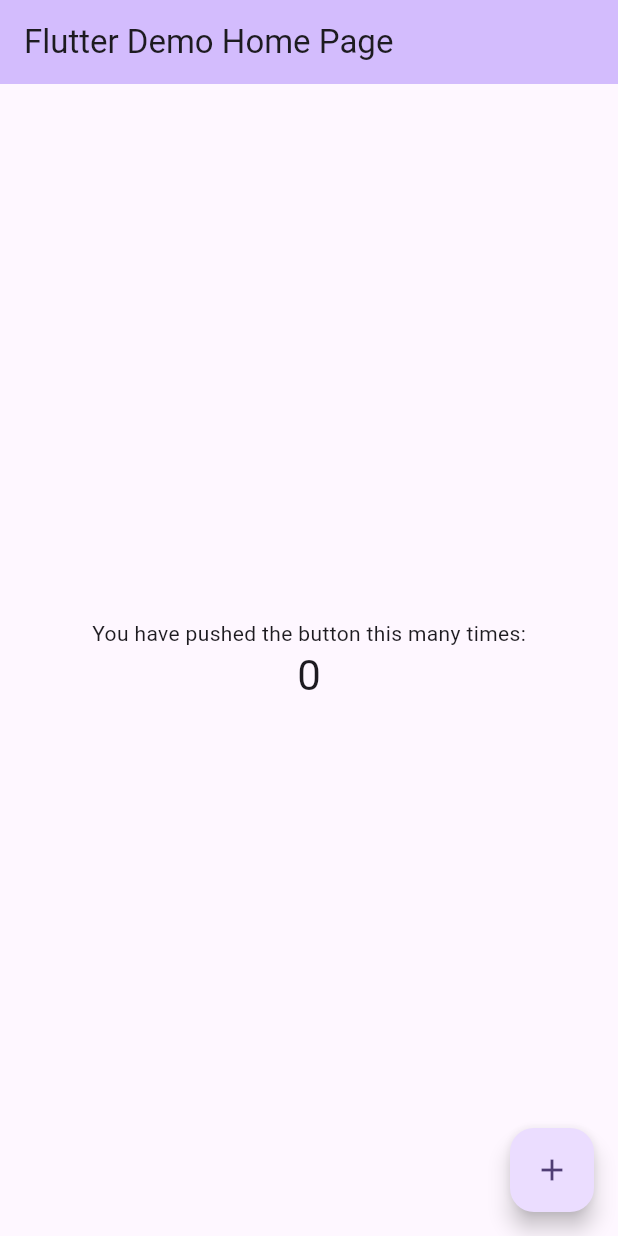
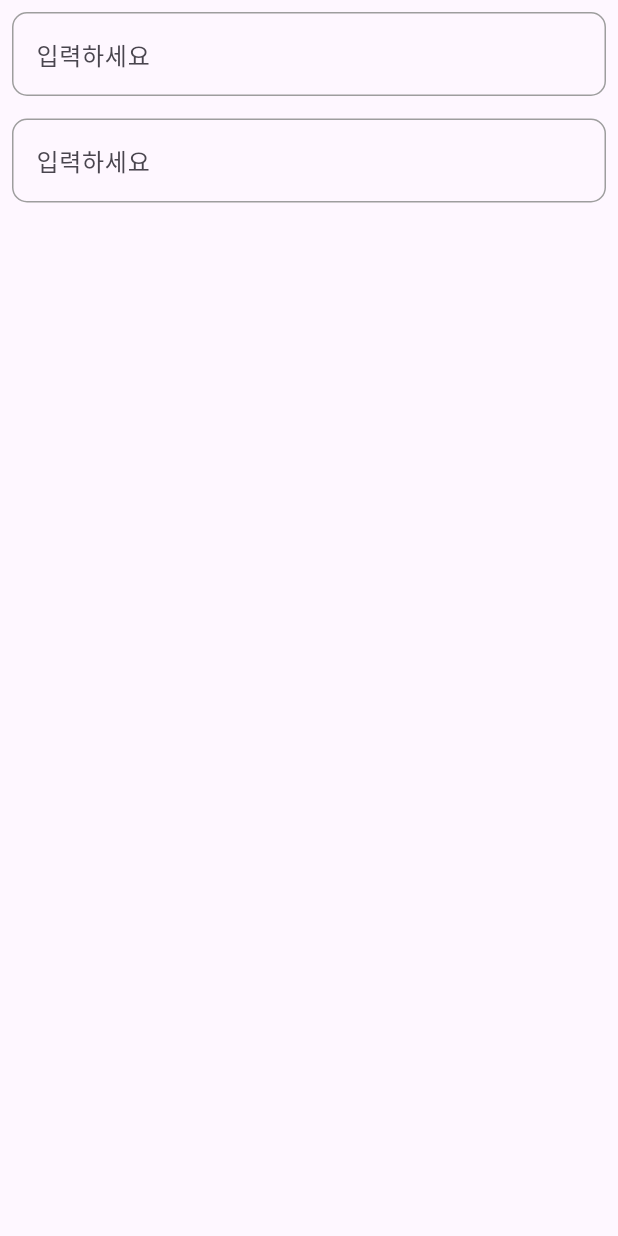
Before and after one commit to LeeChungWoo92/ExchangeRateConverter, a Flutter app: the screen it shows after launch, on a phone screen of 412 x 824 dp. Run offline on Flutter 3.47's test engine with Material 3 defaults, Android fonts, the phone set to English and light mode, and no system bars.

Commit message:
feat: textField 작성

```diff
--- /dev/null
+++ b/lib/domain/presentation/home/home_screen.dart
@@ -0,0 +1,50 @@
+import 'package:flutter/material.dart';
+
+class HomeScreen extends StatelessWidget {
+  const HomeScreen({super.key});
+
+  @override
+  Widget build(BuildContext context) {
+    return Scaffold(
+      body: SafeArea(
+        child: Padding(
+          padding: const EdgeInsets.all(8.0),
+          child: Column(
+            children: [
+              TextField(
+                decoration: InputDecoration(
+                  hintText: '입력하세요',
+                  enabledBorder: OutlineInputBorder(
+                    borderRadius: BorderRadius.circular(10),
+                    borderSide: BorderSide(color: Colors.grey),
+                  ),
+                  focusedBorder: OutlineInputBorder(
+                    borderRadius: BorderRadius.circular(10),
+                    borderSide: BorderSide(color: Colors.grey),
+                  ),
+                ),
+              ),
+              const SizedBox(
+                height: 15,
+              ),
+              TextField(
+                decoration: InputDecoration(
+                  hintText: '입력하세요',
+                  enabledBorder: OutlineInputBorder(
+                    borderRadius: BorderRadius.circular(10),
+                    borderSide: BorderSide(color: Colors.grey),
+                  ),
+                  focusedBorder: OutlineInputBorder(
+                    borderRadius: BorderRadius.circular(10),
+                    borderSide: BorderSide(color: Colors.grey),
+                  ),
+                ),
+              ),
+
+            ],
+          ),
+        ),
+      ),
+    );
+  }
+}
--- a/lib/main.dart
+++ b/lib/main.dart
@@ -1,3 +1,4 @@
+import 'package:exchange_rate_converter/domain/presentation/home/home_screen.dart';
 import 'package:flutter/material.dart';
 
 void main() {
@@ -31,95 +32,7 @@ class MyApp extends StatelessWidget {
         colorScheme: ColorScheme.fromSeed(seedColor: Colors.deepPurple),
         useMaterial3: true,
       ),
-      home: const MyHomePage(title: 'Flutter Demo Home Page'),
+      home: const HomeScreen(),
     );
   }
 }
-
-class MyHomePage extends StatefulWidget {
-  const MyHomePage({super.key, required this.title});
-
-  // This widget is the home page of your application. It is stateful, meaning
-  // that it has a State object (defined below) that contains fields that affect
-  // how it looks.
-
-  // This class is the configuration for the state. It holds the values (in this
-  // case the title) provided by the parent (in this case the App widget) and
-  // used by the build method of the State. Fields in a Widget subclass are
-  // always marked "final".
-
-  final String title;
-
-  @override
-  State<MyHomePage> createState() => _MyHomePageState();
-}
-
-class _MyHomePageState extends State<MyHomePage> {
-  int _counter = 0;
-
-  void _incrementCounter() {
-    setState(() {
-      // This call to setState tells the Flutter framework that something has
-      // changed in this State, which causes it to rerun the build method below
-      // so that the display can reflect the updated values. If we changed
-      // _counter without calling setState(), then the build method would not be
-      // called again, and so nothing would appear to happen.
-      _counter++;
-    });
-  }
-
-  @override
-  Widget build(BuildContext context) {
-    // This method is rerun every time setState is called, for instance as done
-    // by the _incrementCounter method above.
-    //
-    // The Flutter framework has been optimized to make rerunning build methods
-    // fast, so that you can just rebuild anything that needs updating rather
-    // than having to individually change instances of widgets.
-    return Scaffold(
-      appBar: AppBar(
-        // TRY THIS: Try changing the color here to a specific color (to
-        // Colors.amber, perhaps?) and trigger a hot reload to see the AppBar
-        // change color while the other colors stay the same.
-        backgroundColor: Theme.of(context).colorScheme.inversePrimary,
-        // Here we take the value from the MyHomePage object that was created by
-        // the App.build method, and use it to set our appbar title.
-        title: Text(widget.title),
-      ),
-      body: Center(
-        // Center is a layout widget. It takes a single child and positions it
-        // in the middle of the parent.
-        child: Column(
-          // Column is also a layout widget. It takes a list of children and
-          // arranges them vertically. By default, it sizes itself to fit its
-          // children horizontally, and tries to be as tall as its parent.
-          //
-          // Column has various properties to control how it sizes itself and
-          // how it positions its children. Here we use mainAxisAlignment to
-          // center the children vertically; the main axis here is the vertical
-          // axis because Columns are vertical (the cross axis would be
-          // horizontal).
-          //
-          // TRY THIS: Invoke "debug painting" (choose the "Toggle Debug Paint"
-          // action in the IDE, or press "p" in the console), to see the
-          // wireframe for each widget.
-          mainAxisAlignment: MainAxisAlignment.center,
-          children: <Widget>[
-            const Text(
-              'You have pushed the button this many times:',
-            ),
-            Text(
-              '$_counter',
-              style: Theme.of(context).textTheme.headlineMedium,
-            ),
-          ],
-        ),
-      ),
-      floatingActionButton: FloatingActionButton(
-        onPressed: _incrementCounter,
-        tooltip: 'Increment',
-        child: const Icon(Icons.add),
-      ), // This trailing comma makes auto-formatting nicer for build methods.
-    );
-  }
-}
```
